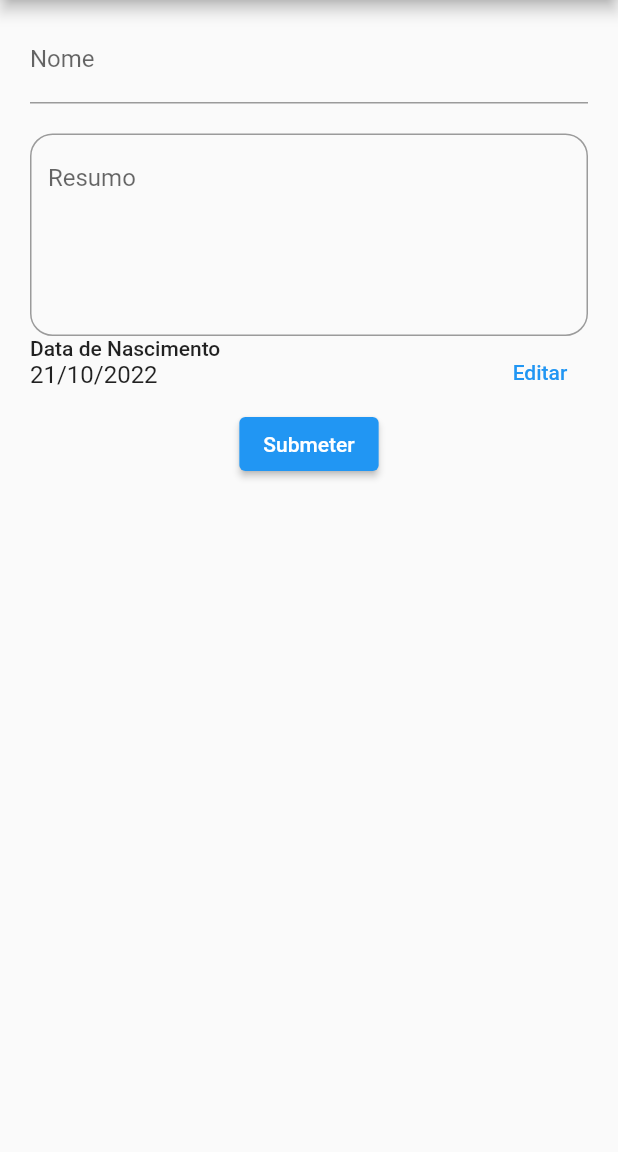
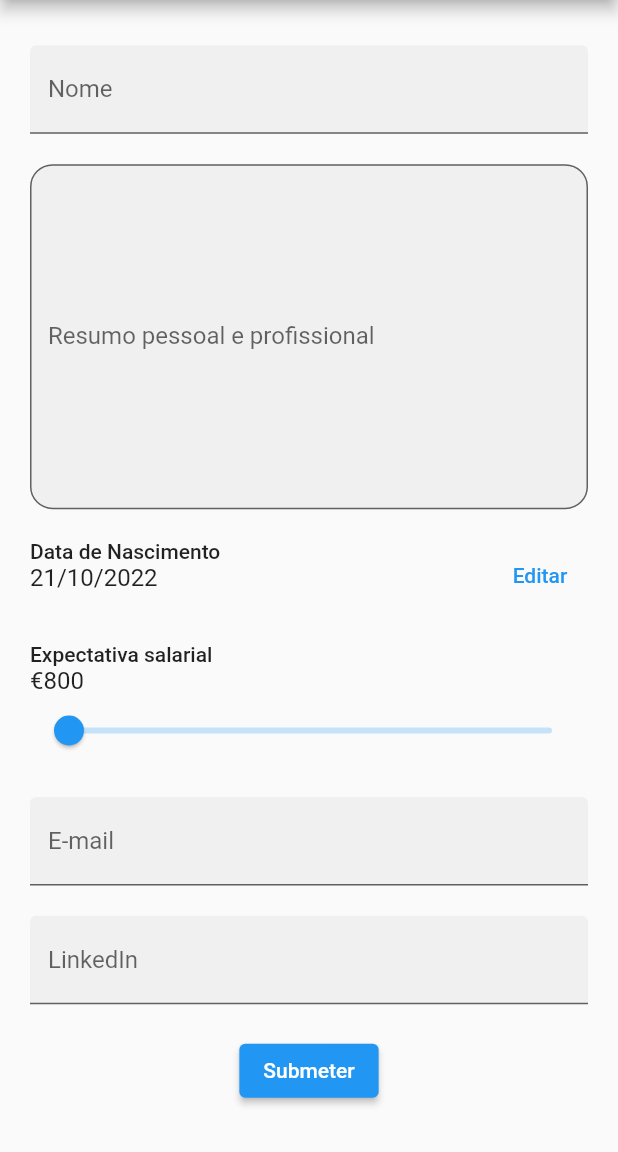
Before and after one commit to AFMSB/formAula, a Flutter app: the screen it shows after launch, on a phone screen of 412 x 824 dp, the part 84-1236 px from its top. Run offline on Flutter 3.47's test engine with Material 2 defaults, Android fonts, the phone set to English and light mode, and no system bars.

Commit message:
Adding more components to the form

```diff
--- a/lib/components/datePicker.dart
+++ b/lib/components/datePicker.dart
@@ -1,18 +1,11 @@
 import 'package:flutter/material.dart';
 import 'package:intl/intl.dart' as intl;
 
-class MyDatePicker extends StatefulWidget {
-
+class MyDatePicker extends StatelessWidget {
   final DateTime data;
   final ValueChanged onChanged;
 
   const MyDatePicker({required this.data, required this.onChanged, super.key});
-
-  @override
-  State<MyDatePicker> createState() => _MyDatePickerState();
-}
-
-class _MyDatePickerState extends State<MyDatePicker> {
 
   @override
   Widget build(BuildContext context) {
@@ -24,14 +17,10 @@ class _MyDatePickerState extends State<MyDatePicker> {
           crossAxisAlignment: CrossAxisAlignment.start,
           mainAxisAlignment: MainAxisAlignment.spaceAround,
           children: [
-            Text(
-                'Data de Nascimento',
-                style: Theme.of(context).textTheme.bodyLarge
-            ),
-            Text(
-                intl.DateFormat("dd/MM/yyyy").format(widget.data),
-                style: Theme.of(context).textTheme.titleMedium
-            ),
+            Text('Data de Nascimento',
+                style: Theme.of(context).textTheme.bodyLarge),
+            Text(intl.DateFormat("dd/MM/yyyy").format(data),
+                style: Theme.of(context).textTheme.titleMedium),
           ],
         ),
         TextButton(
@@ -39,13 +28,13 @@ class _MyDatePickerState extends State<MyDatePicker> {
           onPressed: () async {
             var newDate = await showDatePicker(
                 context: context,
-                  initialDate: widget.data,
+                initialDate: data,
                 firstDate: DateTime(1900),
                 lastDate: DateTime(2100));
             if (newDate == null) {
               return;
             }
-              widget.onChanged(newDate);
+            onChanged(newDate);
           },
         )
       ],
--- /dev/null
+++ b/lib/components/slider.dart
@@ -0,0 +1,40 @@
+import 'package:flutter/material.dart';
+import 'package:intl/intl.dart' as intl;
+
+class MySlider extends StatelessWidget {
+  final double value;
+  final ValueChanged onChanged;
+
+  const MySlider({Key? key, required this.value, required this.onChanged})
+      : super(key: key);
+
+  @override
+  Widget build(BuildContext context) {
+    return Column(
+      mainAxisAlignment: MainAxisAlignment.start,
+      crossAxisAlignment: CrossAxisAlignment.start,
+      children: [
+        Row(
+          mainAxisAlignment: MainAxisAlignment.spaceBetween,
+          children: [
+            Text(
+              'Expectativa salarial',
+              style: Theme.of(context).textTheme.bodyLarge,
+            ),
+          ],
+        ),
+        Text(
+          intl.NumberFormat.currency(symbol: "€", decimalDigits: 0)
+              .format(value),
+          style: Theme.of(context).textTheme.titleMedium,
+        ),
+        Slider(
+            min: 800,
+            max: 5000,
+            divisions: 84,
+            value: value,
+            onChanged: onChanged),
+      ],
+    );
+  }
+}
--- a/lib/form.dart
+++ /dev/null
@@ -1,77 +0,0 @@
-import 'package:flutter/material.dart';
-
-import 'components/datePicker.dart';
-
-class MyForm extends StatefulWidget {
-
-  final String title;
-  final ValueChanged callback;
-
-  const MyForm({required this.title, required this.callback, super.key});
-
-  @override
-  State<MyForm> createState() => _MyFormState();
-}
-
-class _MyFormState extends State<MyForm> {
-  String nome = '';
-  String resumo = '';
-  DateTime data = DateTime.now();
-
-  @override
-  Widget build(BuildContext context) {
-    return Scaffold(
-      appBar: AppBar(
-        title: Text(widget.title),
-      ),
-      body: Center(
-        child: Padding(
-          padding: const EdgeInsets.only(left: 20, right: 20, top: 10),
-          child: Column(
-            mainAxisAlignment: MainAxisAlignment.start,
-            children: <Widget>[
-              TextField(
-                decoration: const InputDecoration(
-                    labelText: 'Nome', hintText: 'Escreva o seu nome'),
-                onChanged: (value){
-                  setState(() {
-                    nome = value;
-                  });
-                },
-              ),
-              const SizedBox(
-                height: 20,
-              ),
-              TextField(
-                decoration: InputDecoration(
-                    border: OutlineInputBorder(
-                        borderRadius: BorderRadius.circular(15),
-                        borderSide: const BorderSide(
-                            color: Colors.blue,
-                            width: 5.0,
-                            style: BorderStyle.solid)),
-                    hintText: 'Resumo'),
-                    onChanged: (value) {
-                      setState(() {
-                        resumo = value;
-                      });
-                    },
-                maxLines: 5,
-              ),
-              MyDatePicker(data: data, onChanged: (value) {
-                setState(() {
-                  data = value;
-                });
-              }),
-              ElevatedButton(
-                  onPressed: () {
-                    widget.callback({nome, resumo, data});
-                  },
-                  child: const Text('Submeter'))
-            ],
-          ),
-        ),
-      ), // This trailing comma makes auto-formatting nicer for build methods.
-    );
-  }
-}
--- a/lib/main.dart
+++ b/lib/main.dart
@@ -2,7 +2,7 @@ import 'package:flutter/material.dart';
 import 'package:flutter/rendering.dart';
 import 'package:form_aula/screens/result_page.dart';
 
-import 'form.dart';
+import 'screens/form.dart';
 
 void main() {
   debugPaintSizeEnabled = false;
--- /dev/null
+++ b/lib/screens/form.dart
@@ -0,0 +1,136 @@
+import 'package:flutter/material.dart';
+import 'package:form_aula/components/slider.dart';
+import 'package:intl/intl.dart' as intl;
+
+import '../components/datePicker.dart';
+
+class MyForm extends StatefulWidget {
+  final String title;
+  final ValueChanged callback;
+
+  const MyForm({required this.title, required this.callback, super.key});
+
+  @override
+  State<MyForm> createState() => _MyFormState();
+}
+
+class _MyFormState extends State<MyForm> {
+  String nome = '';
+  String resumo = '';
+  DateTime data = DateTime.now();
+  double expectativa = 800;
+  String email = '';
+  String linkedin = '';
+
+  // Create a global key that uniquely identifies the Form widget
+  // and allows validation of the form.
+  //
+  // Note: This is a GlobalKey<FormState>,
+  // not a GlobalKey<MyCustomFormState>.
+  final _formKey = GlobalKey<FormState>();
+
+  @override
+  Widget build(BuildContext context) {
+    return Scaffold(
+        appBar: AppBar(
+          title: Text(widget.title),
+        ),
+        body: Form(
+          key: _formKey,
+          child: Center(
+            child: Padding(
+              padding: const EdgeInsets.all(20),
+              child: Column(
+                mainAxisAlignment: MainAxisAlignment.spaceAround,
+                children: <Widget>[
+                  TextFormField(
+                    decoration: const InputDecoration(
+                        filled: true,
+                        labelText: 'Nome',
+                        hintText: 'Escreva o seu nome'),
+                    onChanged: (value) {
+                      setState(() {
+                        nome = value;
+                      });
+                    },
+                  ),
+                  TextFormField(
+                    decoration: InputDecoration(
+                      filled: true,
+                      border: OutlineInputBorder(
+                          borderRadius: BorderRadius.circular(15),
+                          borderSide: const BorderSide(
+                              color: Colors.blue,
+                              width: 5.0,
+                              style: BorderStyle.solid)),
+                      hintText: 'Diz-nos quem és!',
+                      labelText: 'Resumo pessoal e profissional',
+                    ),
+                    onChanged: (value) {
+                      setState(() {
+                        resumo = value;
+                      });
+                    },
+                    maxLines: 10,
+                  ),
+                  MyDatePicker(
+                      data: data,
+                      onChanged: (value) {
+                        setState(() {
+                          data = value;
+                        });
+                      }),
+                  MySlider(
+                      value: expectativa,
+                      onChanged: (value) {
+                        setState(() {
+                          expectativa = value;
+                        });
+                      }),
+                  TextFormField(
+                    decoration: const InputDecoration(
+                      filled: true,
+                      hintText: 'Insira o seu e-mail',
+                      labelText: 'E-mail',
+                    ),
+                    onChanged: (value) {
+                      setState(() {
+                        email = value;
+                      });
+                    },
+                  ),
+                  TextFormField(
+                    decoration: const InputDecoration(
+                      filled: true,
+                      hintText: 'Link para o Linkedin',
+                      labelText: 'LinkedIn',
+                    ),
+                    onChanged: (value) {
+                      setState(() {
+                        linkedin = value;
+                      });
+                    },
+                  ),
+                  ElevatedButton(
+                      onPressed: () {
+                        // Validate returns true if the form is valid, otherwise false.
+                        if (_formKey.currentState!.validate()) {
+                          widget.callback({
+                            nome,
+                            resumo,
+                            intl.DateFormat("dd/MM/yyyy").format(data),
+                            expectativa.toString(),
+                            email,
+                            linkedin
+                          });
+                        }
+                      },
+                      child: const Text('Submeter'))
+                ],
+              ),
+            ),
+          ),
+        ) // This trailing comma makes auto-formatting nicer for build methods.
+        );
+  }
+}
--- a/lib/screens/result_page.dart
+++ b/lib/screens/result_page.dart
@@ -1,5 +1,4 @@
 import 'package:flutter/material.dart';
-import 'package:intl/intl.dart' as intl;
 
 class ResultPage extends StatelessWidget {
   final List<dynamic> candidatura;
@@ -16,12 +15,7 @@ class ResultPage extends StatelessWidget {
         child: Padding(
             padding: const EdgeInsets.only(left: 20, right: 20, top: 50),
             child: Column(
-              children: [
-                Text("Nome: ${candidatura.elementAt(0)}"),
-                Text("Resumo: ${candidatura.elementAt(1)}"),
-                Text(
-                    "Data de nascimento: ${intl.DateFormat("dd/MM/yyyy").format(candidatura.elementAt(2))}"),
-              ],
+              children: candidatura.map((e) => Text(e)).toList(),
             )),
       ), // This trailing comma makes auto-formatting nicer for build methods.
     );
```
Lines whose indentation alone changed are shown as unchanged.
